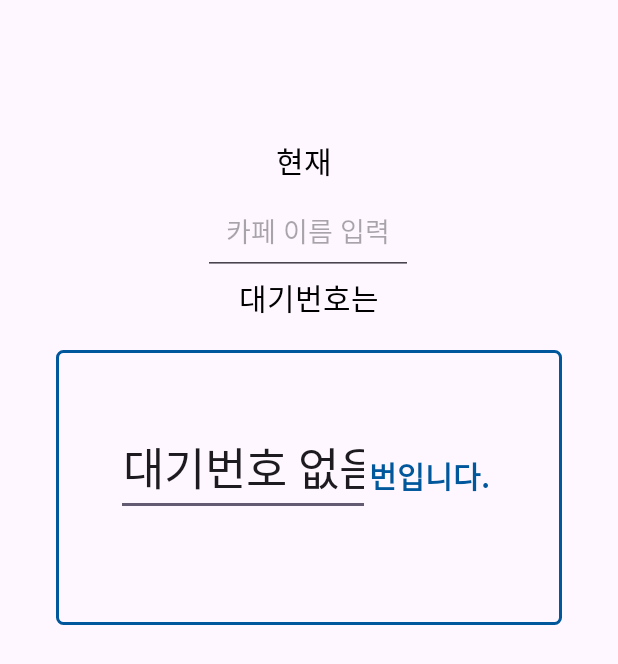
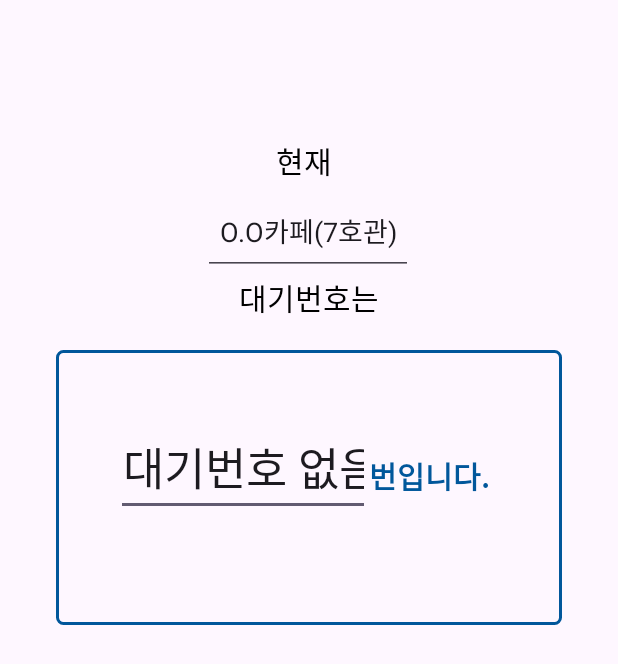
Before and after one commit to blue032/ABO, an Android app: the CafelistActivity screen opened directly, with no data from a screen before it, after a tap on "O.O카페(7호관)", on a phone screen of 412 x 824 dp. Shown: the top 664 px of the screen. Run offline under Robolectric (Android 15) with nearby library versions, the phone set to English and light mode, and no system bars; our stand-ins replace Firebase (no records; nobody signed in at launch, a user with empty details on screens opened directly).

Commit message:
빈자리랑 대기인수 카페이름나오도록

```diff
--- a/app/src/main/java/com/example/myapplication/CafelistActivity.java
+++ b/app/src/main/java/com/example/myapplication/CafelistActivity.java
@@ -4,7 +4,6 @@ import android.os.Bundle;
 import android.view.View;
 import android.widget.TextView;
 import android.content.Intent;
-
 import androidx.appcompat.app.AppCompatActivity;
 
 public class CafelistActivity extends AppCompatActivity {
@@ -14,11 +13,27 @@ public class CafelistActivity extends AppCompatActivity {
         super.onCreate(savedInstanceState);
         setContentView(R.layout.activity_cafelist);
 
+        // 각 TextView에 대한 참조
+        TextView cafeDream6 = findViewById(R.id.textView1);
+        TextView snackBar = findViewById(R.id.textView2);
         TextView ooCafe = findViewById(R.id.textView3);
+        TextView miyu = findViewById(R.id.textView4);
+        TextView heum = findViewById(R.id.textView5);
+        TextView cafeDream11 = findViewById(R.id.textView6);
 
         String viewType = getIntent().getStringExtra("viewType");
 
-        ooCafe.setOnClickListener(new View.OnClickListener() {
+        // 각 카페 TextView에 대한 클릭 리스너 설정
+        setOnClickListenerForCafe(cafeDream6, "카페드림(6호관)", viewType);
+        setOnClickListenerForCafe(snackBar, "스낵바(13호관)", viewType);
+        setOnClickListenerForCafe(ooCafe, "O.O카페(7호관)", viewType);
+        setOnClickListenerForCafe(miyu, "미유(29호관)", viewType);
+        setOnClickListenerForCafe(heum, "혜윰(기숙사)", viewType);
+        setOnClickListenerForCafe(cafeDream11, "카페드림(11호관)", viewType);
+    }
+
+    private void setOnClickListenerForCafe(TextView cafeTextView, String cafeName, String viewType) {
+        cafeTextView.setOnClickListener(new View.OnClickListener() {
             @Override
             public void onClick(View v) {
                 Intent intent;
@@ -27,6 +42,7 @@ public class CafelistActivity extends AppCompatActivity {
                 } else {
                     intent = new Intent(CafelistActivity.this, WaitingActivity.class);
                 }
+                intent.putExtra("cafeName", cafeName);
                 startActivity(intent);
             }
         });
--- a/app/src/main/java/com/example/myapplication/SeatActivity.java
+++ b/app/src/main/java/com/example/myapplication/SeatActivity.java
@@ -1,6 +1,7 @@
 package com.example.myapplication;
 
 import android.os.Bundle;
+import android.widget.EditText;
 
 import androidx.appcompat.app.AppCompatActivity;
 
@@ -10,5 +11,12 @@ public class SeatActivity extends AppCompatActivity {
     protected void onCreate(Bundle savedInstanceState) {
         super.onCreate(savedInstanceState);
         setContentView(R.layout.activity_seat);
+
+        // Intent에서 카페 이름 가져오기
+        String cafeName = getIntent().getStringExtra("cafeName");
+
+        // EditText에 카페 이름 설정
+        EditText editTextCafeName = findViewById(R.id.editcafename);
+        editTextCafeName.setText(cafeName);
     }
 }
--- a/app/src/main/java/com/example/myapplication/WaitingActivity.java
+++ b/app/src/main/java/com/example/myapplication/WaitingActivity.java
@@ -23,6 +23,13 @@ public class WaitingActivity extends AppCompatActivity {
     protected void onCreate(Bundle savedInstanceState) {
         super.onCreate(savedInstanceState);
         setContentView(R.layout.activity_waiting);
+
+        // Intent에서 카페 이름 가져오기
+        String cafeName = getIntent().getStringExtra("cafeName");
+
+        // EditText에 카페 이름 설정
+        EditText editTextCafeName = findViewById(R.id.editcafename);
+        editTextCafeName.setText(cafeName);
 
         // Firebase Database 초기화
         mDatabase = FirebaseDatabase.getInstance().getReference();
```
